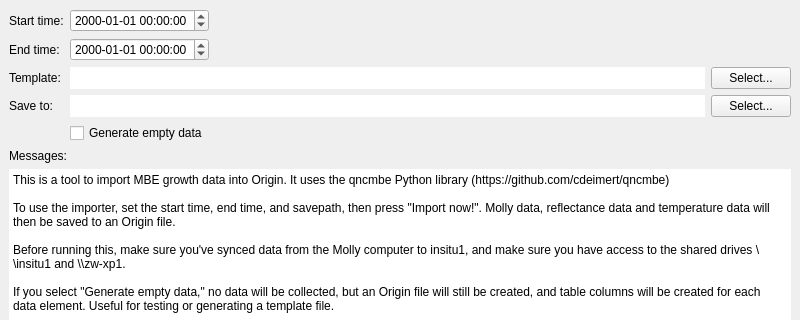
Old version of the form qncmbe/data_import/origin_import.ui in the repository cdeimert/qncmbe; both pictures show x 0 to 800 and y 0 to 320 of the 800 by 600 pixel window.
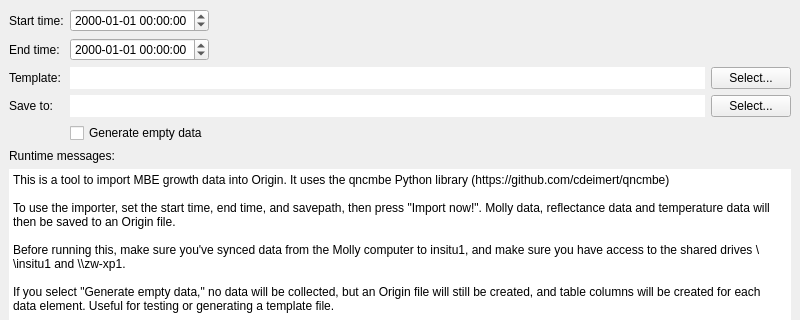
New version of the form.

Commit message: Cleanup origin import

```diff
--- a/qncmbe/data_import/origin_import.ui
+++ b/qncmbe/data_import/origin_import.ui
@@ -174,7 +174,7 @@
     <item>
      <widget class="QLabel" name="label">
       <property name="text">
-       <string>Messages:</string>
+       <string>Runtime messages:</string>
       </property>
      </widget>
     </item>
```
Left out of the diff: 41 changed lines with no effect on the pictures. The commit also changes 2 other files.
